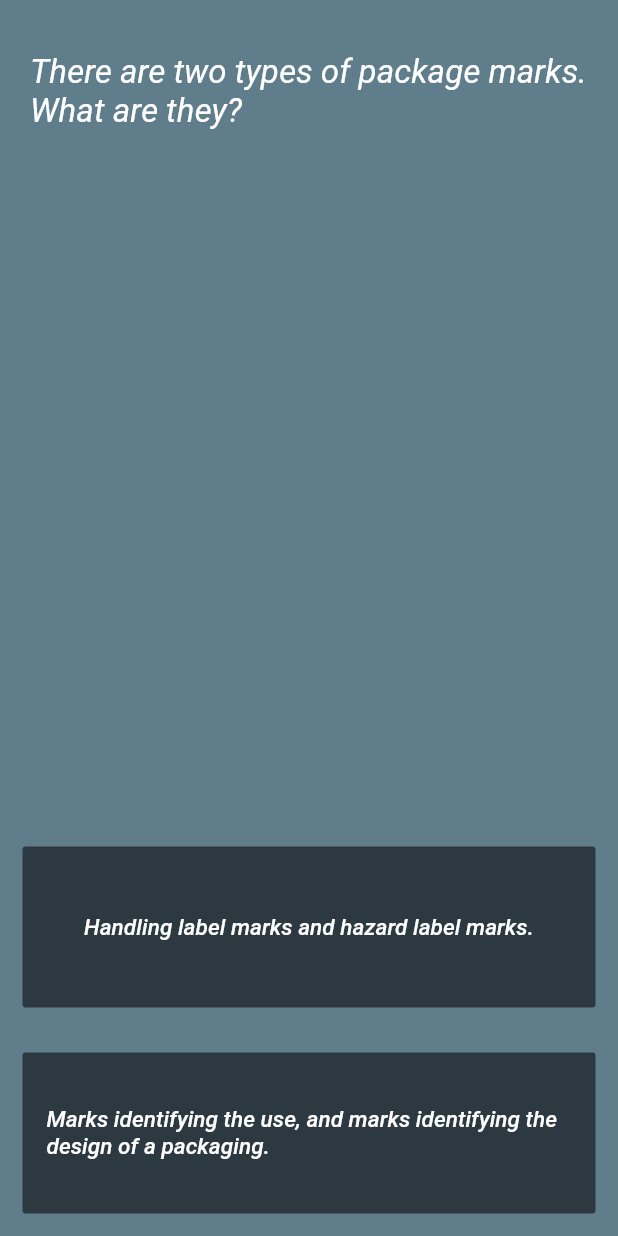
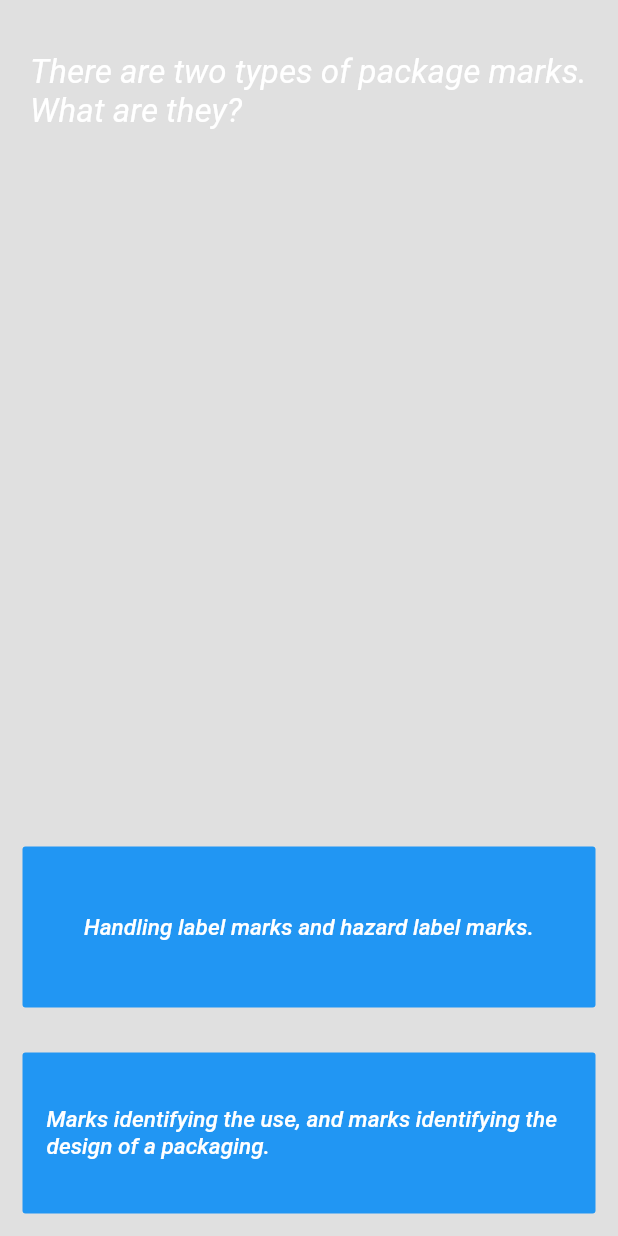
Before and after one commit to MarteinnG/dg_mini_course, a Flutter app: the Marking screen opened directly, after a tap on "Question", on a phone screen of 412 x 824 dp. Run offline on Flutter 3.47's test engine with Material 2 defaults, Android fonts, the phone set to English and light mode, and no system bars.

```diff
--- a/lib/constants.dart
+++ b/lib/constants.dart
@@ -64,3 +64,9 @@ Class 1, Explosives labels also require the compatibility group to be shown abov
 In addition to hazard labels, handling labels are used to provide information on the proper handling and stowage of packages of DG.
 Handling labels for Cargo Aircraft Only (CAO) must be used on packages that are permitted only on cargo aircraft.
 ''';
+
+const congrats = '''Congratulations!!
+You have successfully finished the dangerous goods mini course on Marking and Labelling.''';
+
+const certificate = '''You have earned your certificate, goahead and print it out.
+Well done!''';
--- a/lib/marking_chapter2.dart
+++ b/lib/marking_chapter2.dart
@@ -7,7 +7,7 @@ class Marking extends StatelessWidget {
   Widget build(BuildContext context) {
     return Scaffold(
       appBar: AppBar(
-        backgroundColor: Colors.black12,
+        backgroundColor: Colors.blue,
         automaticallyImplyLeading: false,
         toolbarHeight: 40.0,
         titleTextStyle: frontpageTextStyle,
@@ -17,7 +17,7 @@ class Marking extends StatelessWidget {
           ),
         ),
       ),
-      backgroundColor: Colors.blueGrey,
+      backgroundColor: Colors.black12,
       body: SafeArea(
         child: Column(
           crossAxisAlignment: CrossAxisAlignment.stretch,
@@ -41,7 +41,7 @@ class Marking extends StatelessWidget {
                 child: GestureDetector(
                   child: FlatButton(
                     textColor: Colors.white,
-                    color: Colors.black54,
+                    color: Colors.blue,
                     child: Text(
                       'Question',
                       style: frontpageTextStyle,
--- a/lib/question_page_marking.dart
+++ b/lib/question_page_marking.dart
@@ -13,7 +13,7 @@ class _QuestionPageMarkingState extends State<QuestionPageMarking> {
   @override
   Widget build(BuildContext context) {
     return Scaffold(
-      backgroundColor: Colors.blueGrey,
+      backgroundColor: Colors.black12,
       body: SafeArea(
         child: Column(
           crossAxisAlignment: CrossAxisAlignment.stretch,
@@ -34,7 +34,7 @@ class _QuestionPageMarkingState extends State<QuestionPageMarking> {
                 child: GestureDetector(
                   child: FlatButton(
                     textColor: Colors.white,
-                    color: Colors.black54,
+                    color: Colors.blue,
                     child: Text(
                       courseBrain.getAnswer1Ch2(),
                       style: answerBoxTextStyle,
@@ -62,7 +62,7 @@ class _QuestionPageMarkingState extends State<QuestionPageMarking> {
                 child: GestureDetector(
                   child: FlatButton(
                     textColor: Colors.white,
-                    color: Colors.black54,
+                    color: Colors.blue,
                     child: Text(
                       courseBrain.getAnswer2Ch2(),
                       style: answerBoxTextStyle,
--- a/pubspec.yaml
+++ b/pubspec.yaml
@@ -18,3 +18,7 @@ dev_dependencies:
 
 flutter:
   uses-material-design: true
+
+  assets:
+    - images/certificate.png
+    - images/graduation.png
```
Also changed, not shown: lib/closing_page.dart (+61 -2 lines), images/certificate.png (added), images/graduation.png (added).
